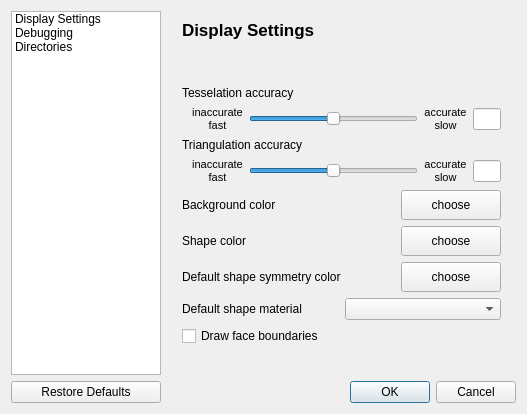
Before: the Qt Designer form TIGLCreator/src/TIGLCreatorSettingsDialog.ui in DLR-SC/tigl, drawn with Qt 5.
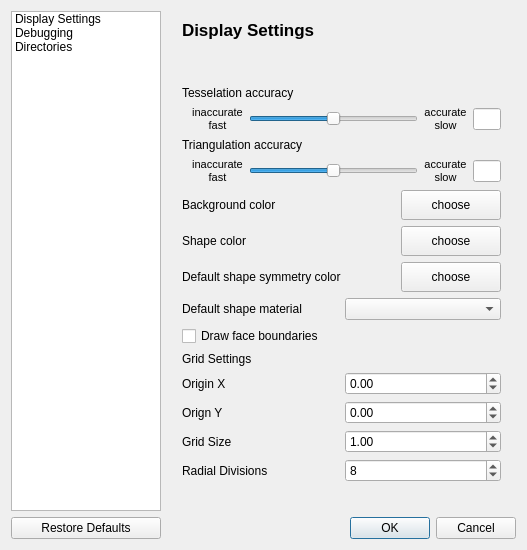
After: the same form once the commit is applied. The open tabs and pages were chosen to show the change. Icons and pictures are not drawn.

What changed in the file:
```diff
--- a/TIGLCreator/src/TIGLCreatorSettingsDialog.ui
+++ b/TIGLCreator/src/TIGLCreatorSettingsDialog.ui
@@ -10,7 +10,7 @@
     <x>0</x>
     <y>0</y>
     <width>509</width>
-    <height>314</height>
+    <height>569</height>
    </rect>
   </property>
   <property name="windowTitle">
@@ -27,6 +27,47 @@
    <property name="sizeConstraint">
     <enum>QLayout::SetFixedSize</enum>
    </property>
+   <item row="0" column="0">
+    <widget class="QListWidget" name="settingsList">
+     <property name="sizePolicy">
+      <sizepolicy hsizetype="Maximum" vsizetype="Expanding">
+       <horstretch>0</horstretch>
+       <verstretch>0</verstretch>
+      </sizepolicy>
+     </property>
+     <property name="maximumSize">
+      <size>
+       <width>150</width>
+       <height>16777215</height>
+      </size>
+     </property>
+     <item>
+      <property name="text">
+       <string>Display Settings</string>
+      </property>
+     </item>
+     <item>
+      <property name="text">
+       <string>Debugging</string>
+      </property>
+     </item>
+     <item>
+      <property name="text">
+       <string>Directories</string>
+      </property>
+     </item>
+    </widget>
+   </item>
+   <item row="1" column="1" colspan="3">
+    <widget class="QDialogButtonBox" name="buttonBox">
+     <property name="orientation">
+      <enum>Qt::Horizontal</enum>
+     </property>
+     <property name="standardButtons">
+      <set>QDialogButtonBox::Cancel|QDialogButtonBox::Ok</set>
+     </property>
+    </widget>
+   </item>
    <item row="1" column="0">
     <widget class="QPushButton" name="btnRestoreDefaults">
      <property name="text">
@@ -404,6 +445,82 @@
          </property>
         </widget>
        </item>
+       <item>
+        <widget class="QLabel" name="label_18">
+         <property name="text">
+          <string>Grid Settings</string>
+         </property>
+        </widget>
+       </item>
+       <item>
+        <layout class="QGridLayout" name="gridLayout_2">
+         <property name="topMargin">
+          <number>0</number>
+         </property>
+         <item row="2" column="1">
+          <widget class="QDoubleSpinBox" name="grid_size_spinbox">
+           <property name="minimum">
+            <double>0.000000000000000</double>
+           </property>
+           <property name="value">
+            <double>1.000000000000000</double>
+           </property>
+          </widget>
+         </item>
+         <item row="1" column="1">
+          <widget class="QDoubleSpinBox" name="grid_origin_Y_spinbox">
+           <property name="minimum">
+            <double>-99.989999999999995</double>
+           </property>
+          </widget>
+         </item>
+         <item row="0" column="1">
+          <widget class="QDoubleSpinBox" name="grid_origin_X_spinbox">
+           <property name="minimum">
+            <double>-99.989999999999995</double>
+           </property>
+          </widget>
+         </item>
+         <item row="0" column="0">
+          <widget class="QLabel" name="label_22">
+           <property name="text">
+            <string>Origin X</string>
+           </property>
+          </widget>
+         </item>
+         <item row="2" column="0">
+          <widget class="QLabel" name="label_24">
+           <property name="text">
+            <string>Grid Size</string>
+           </property>
+          </widget>
+         </item>
+         <item row="1" column="0">
+          <widget class="QLabel" name="label_23">
+           <property name="text">
+            <string>Orign Y</string>
+           </property>
+          </widget>
+         </item>
+         <item row="3" column="0">
+          <widget class="QLabel" name="label_25">
+           <property name="text">
+            <string>Radial Divisions</string>
+           </property>
+          </widget>
+         </item>
+         <item row="3" column="1">
+          <widget class="QSpinBox" name="grid_radial_div_spinbox">
+           <property name="minimum">
+            <number>1</number>
+           </property>
+           <property name="value">
+            <number>8</number>
+           </property>
+          </widget>
+         </item>
+        </layout>
+       </item>
        <item>
         <spacer name="verticalSpacer_5">
          <property name="orientation">
@@ -818,47 +935,6 @@
      </widget>
     </widget>
    </item>
-   <item row="0" column="0">
-    <widget class="QListWidget" name="settingsList">
-     <property name="sizePolicy">
-      <sizepolicy hsizetype="Maximum" vsizetype="Expanding">
-       <horstretch>0</horstretch>
-       <verstretch>0</verstretch>
-      </sizepolicy>
-     </property>
-     <property name="maximumSize">
-      <size>
-       <width>150</width>
-       <height>16777215</height>
-      </size>
-     </property>
-     <item>
-      <property name="text">
-       <string>Display Settings</string>
-      </property>
-     </item>
-     <item>
-      <property name="text">
-       <string>Debugging</string>
-      </property>
-     </item>
-     <item>
-      <property name="text">
-       <string>Directories</string>
-      </property>
-     </item>
-    </widget>
-   </item>
-   <item row="1" column="1" colspan="3">
-    <widget class="QDialogButtonBox" name="buttonBox">
-     <property name="orientation">
-      <enum>Qt::Horizontal</enum>
-     </property>
-     <property name="standardButtons">
-      <set>QDialogButtonBox::Cancel|QDialogButtonBox::Ok</set>
-     </property>
-    </widget>
-   </item>
   </layout>
  </widget>
  <resources>
```
Left out of the diff: 20 changed lines with no effect on the pictures.
